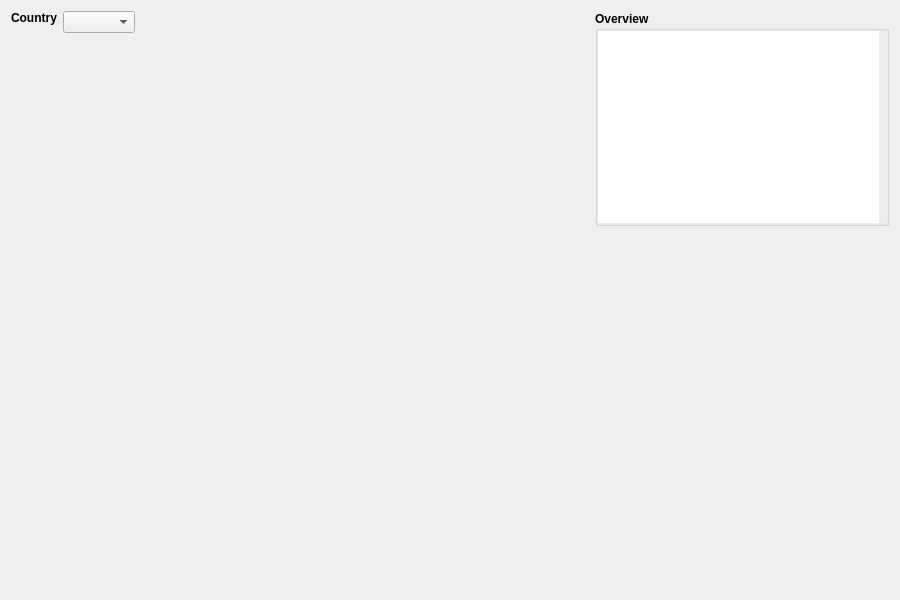
The window that apps/qt/mainwindow.ui (bbvch/Coronan) describes before a commit, drawn with Qt 5.
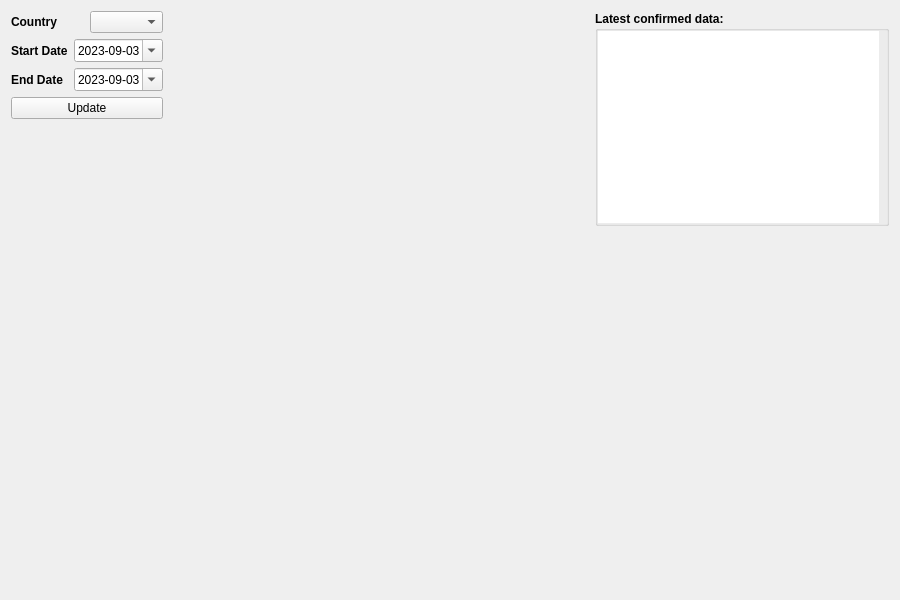
The same window after the commit.

The edit to the form file:
```diff
--- a/apps/qt/mainwindow.ui
+++ b/apps/qt/mainwindow.ui
@@ -18,21 +18,127 @@
     <layout class="QVBoxLayout" name="verticalLayout">
      <item>
       <layout class="QHBoxLayout" name="horizontalLayout">
-       <item alignment="Qt::AlignTop">
-        <widget class="QLabel" name="label">
-         <property name="font">
-          <font>
-           <weight>75</weight>
-           <bold>true</bold>
-          </font>
-         </property>
-         <property name="text">
-          <string>Country</string>
-         </property>
-        </widget>
-       </item>
-       <item alignment="Qt::AlignTop">
-        <widget class="QComboBox" name="countryComboBox"/>
+       <item>
+        <layout class="QVBoxLayout" name="verticalLayout_3">
+         <item>
+          <layout class="QHBoxLayout" name="horizontalLayout_6">
+           <item>
+            <widget class="QLabel" name="country_label">
+             <property name="font">
+              <font>
+               <weight>75</weight>
+               <bold>true</bold>
+              </font>
+             </property>
+             <property name="text">
+              <string>Country</string>
+             </property>
+            </widget>
+           </item>
+           <item>
+            <widget class="QComboBox" name="countryComboBox"/>
+           </item>
+          </layout>
+         </item>
+         <item>
+          <layout class="QHBoxLayout" name="horizontalLayout_5">
+           <item>
+            <widget class="QLabel" name="start_date_label2">
+             <property name="font">
+              <font>
+               <weight>75</weight>
+               <bold>true</bold>
+              </font>
+             </property>
+             <property name="text">
+              <string>Start Date</string>
+             </property>
+            </widget>
+           </item>
+           <item>
+            <widget class="QDateEdit" name="startDate">
+             <property name="dateTime">
+              <datetime>
+               <hour>0</hour>
+               <minute>0</minute>
+               <second>0</second>
+               <year>2023</year>
+               <month>9</month>
+               <day>3</day>
+              </datetime>
+             </property>
+             <property name="displayFormat">
+              <string extracomment="yyyy-MM-dd">yyyy-MM-dd</string>
+             </property>
+             <property name="calendarPopup">
+              <bool>true</bool>
+             </property>
+            </widget>
+           </item>
+          </layout>
+         </item>
+         <item>
+          <layout class="QHBoxLayout" name="horizontalLayout_4">
+           <item>
+            <widget class="QLabel" name="end_date_label">
+             <property name="font">
+              <font>
+               <weight>75</weight>
+               <bold>true</bold>
+              </font>
+             </property>
+             <property name="text">
+              <string>End Date</string>
+             </property>
+            </widget>
+           </item>
+           <item>
+            <widget class="QDateEdit" name="endDate">
+             <property name="dateTime">
+              <datetime>
+               <hour>0</hour>
+               <minute>0</minute>
+               <second>0</second>
+               <year>2023</year>
+               <month>9</month>
+               <day>3</day>
+              </datetime>
+             </property>
+             <property name="displayFormat">
+              <string extracomment="yyyy-MM-dd">yyyy-MM-dd</string>
+             </property>
+             <property name="calendarPopup">
+              <bool>true</bool>
+             </property>
+            </widget>
+           </item>
+          </layout>
+         </item>
+         <item>
+          <layout class="QVBoxLayout" name="verticalLayout_5">
+           <item>
+            <widget class="QPushButton" name="updateButton">
+             <property name="text">
+              <string>Update</string>
+             </property>
+            </widget>
+           </item>
+           <item>
+            <spacer name="verticalSpacer">
+             <property name="orientation">
+              <enum>Qt::Vertical</enum>
+             </property>
+             <property name="sizeHint" stdset="0">
+              <size>
+               <width>20</width>
+               <height>40</height>
+              </size>
+             </property>
+            </spacer>
+           </item>
+          </layout>
+         </item>
+        </layout>
        </item>
        <item>
         <spacer name="horizontalSpacer_2">
@@ -68,7 +174,7 @@
           <bool>false</bool>
          </property>
          <property name="title">
-          <string>Overview</string>
+          <string>Latest confirmed data:</string>
          </property>
          <property name="flat">
           <bool>false</bool>
```
